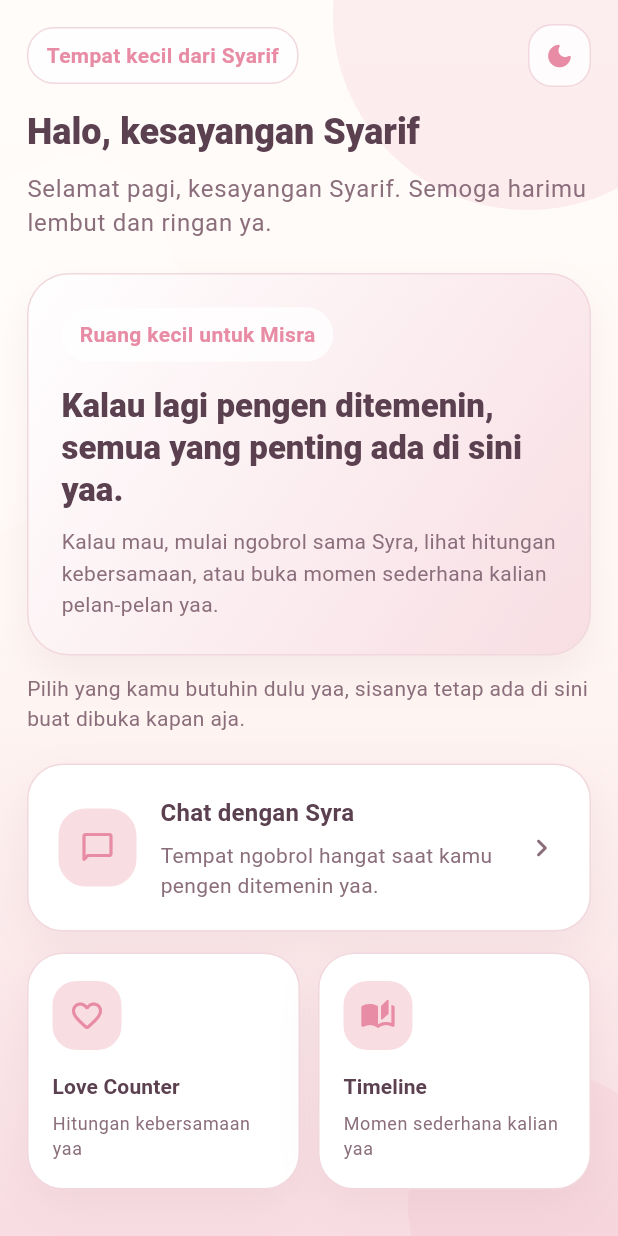
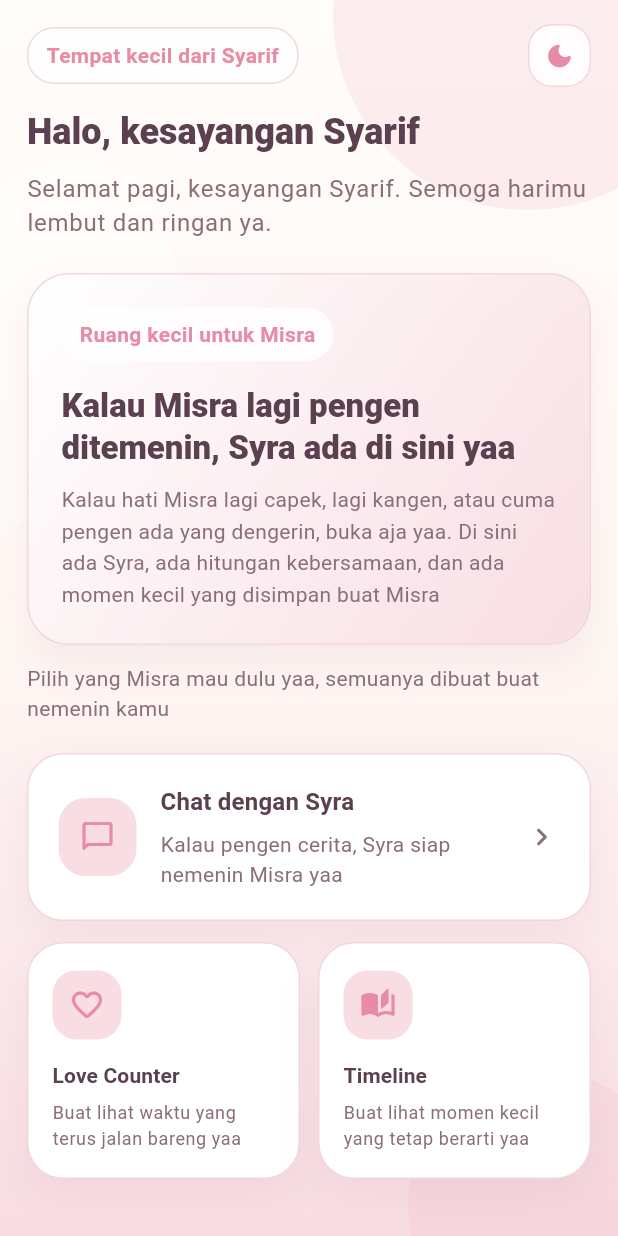
Before and after one commit to Sarif-rex/formisra, a Flutter app: the HomePage screen opened by its route, on a phone screen of 412 x 824 dp. Run offline on Flutter 3.47's test engine with Material 3 defaults, Android fonts, the phone set to English and light mode, and no system bars; our stand-ins replace shared_preferences; accounts and stored records are empty.

```diff
--- a/lib/pages/home_page.dart
+++ b/lib/pages/home_page.dart
@@ -112,17 +112,17 @@ class HomePage extends StatelessWidget {
                           : Colors.white.withValues(alpha: 0.8),
                       borderRadius: BorderRadius.circular(18),
                     ),
-                    child: Text(
-                      'Ruang kecil untuk Misra',
-                      style: TextStyle(
-                        color: isDark ? AppColors.darkRose : AppColors.rose,
-                        fontWeight: FontWeight.w700,
+                  child: Text(
+                    'Ruang kecil untuk Misra',
+                    style: TextStyle(
+                      color: isDark ? AppColors.darkRose : AppColors.rose,
+                      fontWeight: FontWeight.w700,
                       ),
                     ),
                   ),
                   const SizedBox(height: 16),
                   Text(
-                    'Kalau lagi pengen ditemenin, semua yang penting ada di sini yaa.',
+                    'Kalau Misra lagi pengen ditemenin, Syra ada di sini yaa',
                     style: Theme.of(context).textTheme.titleLarge?.copyWith(
                           fontWeight: FontWeight.w800,
                           height: 1.25,
@@ -130,7 +130,7 @@ class HomePage extends StatelessWidget {
                   ),
                   const SizedBox(height: 10),
                   Text(
-                    'Kalau mau, mulai ngobrol sama Syra, lihat hitungan kebersamaan, atau buka momen sederhana kalian pelan-pelan yaa.',
+                    'Kalau hati Misra lagi capek, lagi kangen, atau cuma pengen ada yang dengerin, buka aja yaa. Di sini ada Syra, ada hitungan kebersamaan, dan ada momen kecil yang disimpan buat Misra',
                     style: Theme.of(context).textTheme.bodyMedium?.copyWith(
                           color: isDark
                               ? AppColors.darkMutedText
@@ -143,7 +143,7 @@ class HomePage extends StatelessWidget {
             ),
             const SizedBox(height: 12),
             Text(
-              'Pilih yang kamu butuhin dulu yaa, sisanya tetap ada di sini buat dibuka kapan aja.',
+              'Pilih yang Misra mau dulu yaa, semuanya dibuat buat nemenin kamu',
               style: Theme.of(context).textTheme.bodyMedium?.copyWith(
                     color:
                         isDark ? AppColors.darkMutedText : AppColors.mutedText,
@@ -154,7 +154,7 @@ class HomePage extends StatelessWidget {
             MenuCard(
               icon: Icons.chat_bubble_outline_rounded,
               title: 'Chat dengan Syra',
-              subtitle: 'Tempat ngobrol hangat saat kamu pengen ditemenin yaa.',
+              subtitle: 'Kalau pengen cerita, Syra siap nemenin Misra yaa',
               onTap: () {
                 Navigator.of(context).pushNamed(ChatPage.routeName);
               },
@@ -166,7 +166,7 @@ class HomePage extends StatelessWidget {
                   child: _MiniHomeCard(
                     icon: Icons.favorite_border_rounded,
                     title: 'Love Counter',
-                    subtitle: 'Hitungan kebersamaan yaa',
+                    subtitle: 'Buat lihat waktu yang terus jalan bareng yaa',
                     onTap: () {
                       Navigator.of(context).pushNamed(
                         LoveCounterPage.routeName,
@@ -179,7 +179,7 @@ class HomePage extends StatelessWidget {
                   child: _MiniHomeCard(
                     icon: Icons.auto_stories_rounded,
                     title: 'Timeline',
-                    subtitle: 'Momen sederhana kalian yaa',
+                    subtitle: 'Buat lihat momen kecil yang tetap berarti yaa',
                     onTap: () {
                       Navigator.of(context).pushNamed(
                         TimelinePage.routeName,
```
